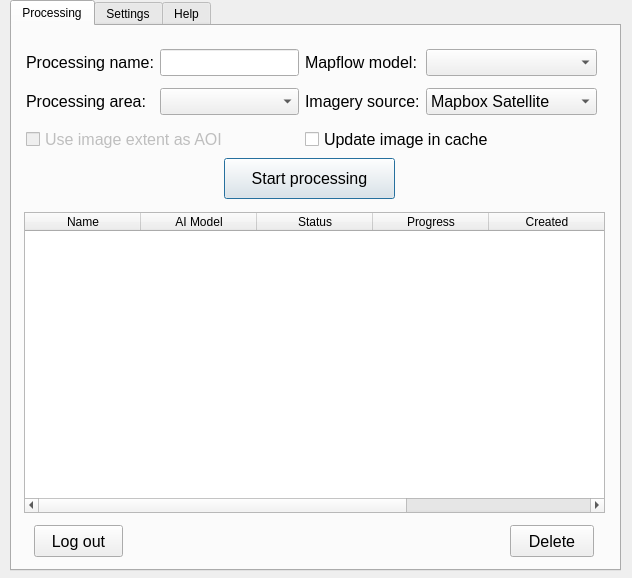
Before: the Qt Designer form src/geoalert_master_src/main_dialog.ui in Geoalert/mapflow-qgis, drawn with Qt 5.
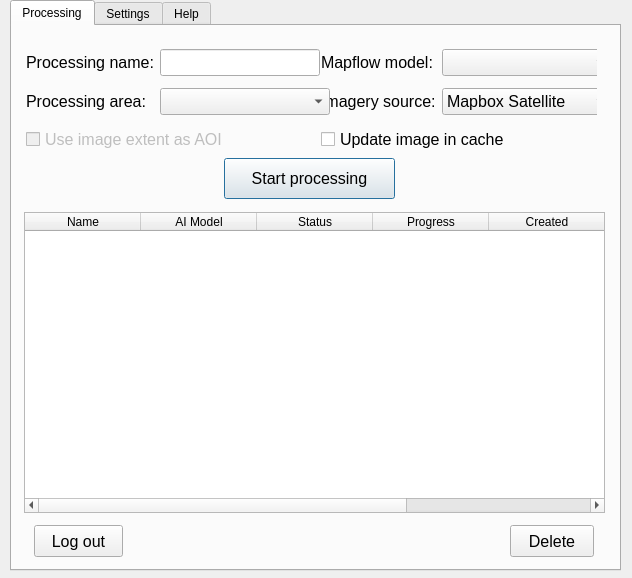
After: the same form once the commit is applied. The open tabs and pages were chosen to show the change. Custom widgets are drawn as their Qt base class.

The edit to the form file:
```diff
--- a/src/geoalert_master_src/main_dialog.ui
+++ b/src/geoalert_master_src/main_dialog.ui
@@ -304,11 +304,17 @@
        <item row="0" column="3">
         <widget class="QComboBox" name="workflowDefinitionCombo">
          <property name="sizePolicy">
-          <sizepolicy hsizetype="Expanding" vsizetype="Fixed">
+          <sizepolicy hsizetype="Fixed" vsizetype="Fixed">
            <horstretch>0</horstretch>
            <verstretch>0</verstretch>
           </sizepolicy>
          </property>
+         <property name="minimumSize">
+          <size>
+           <width>170</width>
+           <height>0</height>
+          </size>
+         </property>
          <property name="font">
           <font>
            <pointsize>12</pointsize>
@@ -331,11 +337,17 @@
        <item row="1" column="3">
         <widget class="QComboBox" name="rasterCombo">
          <property name="sizePolicy">
-          <sizepolicy hsizetype="Expanding" vsizetype="Fixed">
+          <sizepolicy hsizetype="Fixed" vsizetype="Fixed">
            <horstretch>0</horstretch>
            <verstretch>0</verstretch>
           </sizepolicy>
          </property>
+         <property name="minimumSize">
+          <size>
+           <width>170</width>
+           <height>0</height>
+          </size>
+         </property>
          <property name="font">
           <font>
            <pointsize>12</pointsize>
@@ -363,9 +375,15 @@
        </item>
        <item row="0" column="1">
         <widget class="QLineEdit" name="processingName">
+         <property name="sizePolicy">
+          <sizepolicy hsizetype="Fixed" vsizetype="Fixed">
+           <horstretch>0</horstretch>
+           <verstretch>0</verstretch>
+          </sizepolicy>
+         </property>
          <property name="minimumSize">
           <size>
-           <width>129</width>
+           <width>160</width>
            <height>0</height>
           </size>
          </property>
@@ -381,6 +399,18 @@
        </item>
        <item row="1" column="1">
         <widget class="QComboBox" name="polygonCombo">
+         <property name="sizePolicy">
+          <sizepolicy hsizetype="Fixed" vsizetype="Fixed">
+           <horstretch>0</horstretch>
+           <verstretch>0</verstretch>
+          </sizepolicy>
+         </property>
+         <property name="minimumSize">
+          <size>
+           <width>170</width>
+           <height>0</height>
+          </size>
+         </property>
          <property name="font">
           <font>
            <pointsize>12</pointsize>
```
Left out of the diff: 29 changed lines with no effect on the pictures.
